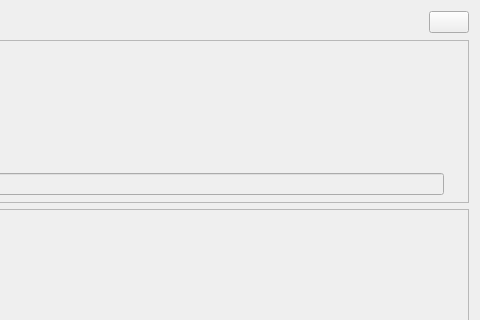
Old version of the form src/qt/forms/assetsdialog.ui in the repository Alterhash-Sandbox/RVN-v3; both pictures show x 590 to 1070 and y 0 to 320 of the 1070 by 822 pixel window.
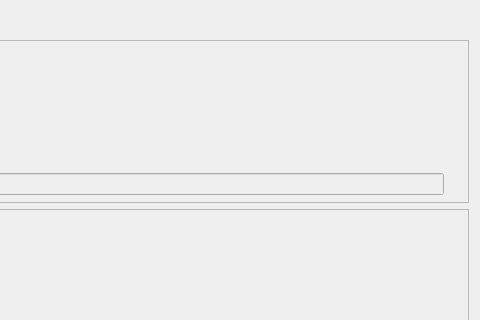
New version of the form. Icons and pictures are not drawn. Custom widgets are drawn as their Qt base class.

Commit message: Add automatic refresh to asset transfer dropdown

The edit to the form file:
```diff
--- a/src/qt/forms/assetsdialog.ui
+++ b/src/qt/forms/assetsdialog.ui
@@ -75,19 +75,6 @@
        </property>
       </spacer>
      </item>
-     <item>
-      <widget class="QPushButton" name="refreshButton">
-       <property name="text">
-        <string/>
-       </property>
-       <property name="iconSize">
-        <size>
-         <width>24</width>
-         <height>24</height>
-        </size>
-       </property>
-      </widget>
-     </item>
     </layout>
    </item>
    <item>
@@ -1334,17 +1321,17 @@
   </layout>
  </widget>
  <customwidgets>
-  <customwidget>
-   <class>QValidatedLineEdit</class>
-   <extends>QLineEdit</extends>
-   <header>qvalidatedlineedit.h</header>
-  </customwidget>
   <customwidget>
    <class>RavenAmountField</class>
    <extends>QLineEdit</extends>
    <header>ravenamountfield.h</header>
    <container>1</container>
   </customwidget>
+  <customwidget>
+   <class>QValidatedLineEdit</class>
+   <extends>QLineEdit</extends>
+   <header>qvalidatedlineedit.h</header>
+  </customwidget>
  </customwidgets>
  <resources>
   <include location="../raven.qrc"/>
```
The commit also changes 7 other files.
